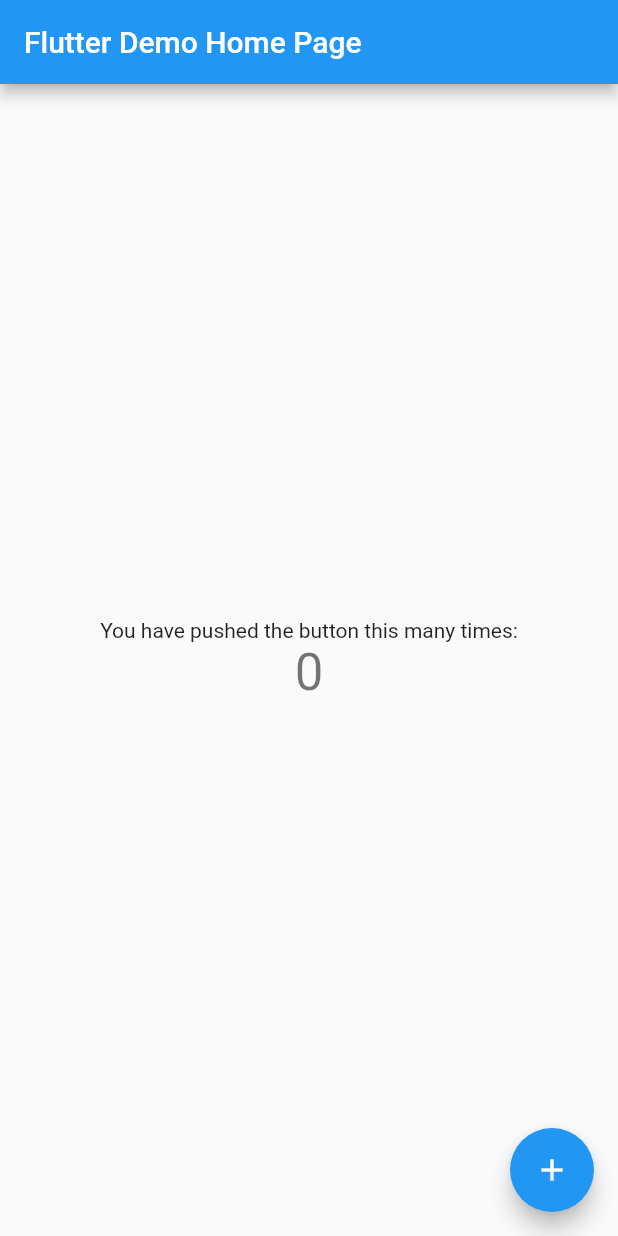
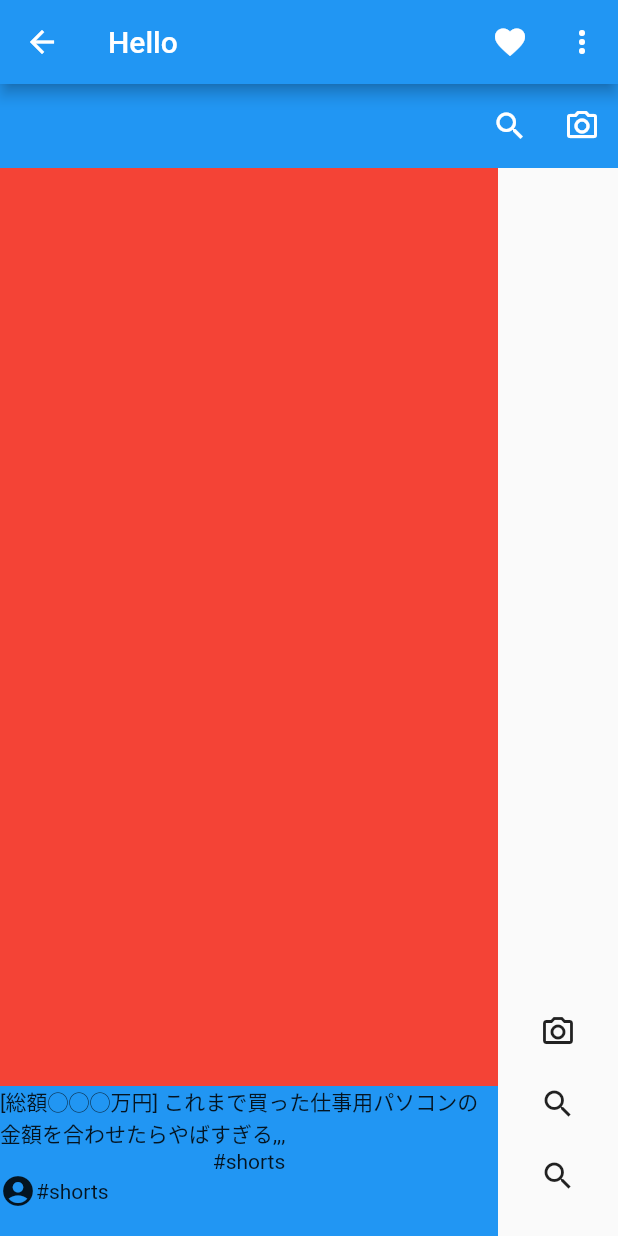
Before and after one commit to kurumi-ikeda/flutter_vantan_tame_a, a Flutter app: the screen it shows after launch, on a phone screen of 412 x 824 dp. Run offline on Flutter 3.47's test engine with Material 2 defaults, Android fonts, the phone set to English and light mode, and no system bars.

Commit message:
-shortpageを作った

```diff
--- a/lib/main.dart
+++ b/lib/main.dart
@@ -1,99 +1,35 @@
 import 'package:flutter/material.dart';
+import 'package:flutter_vantan_tame_a/short_page.dart';
 
-void main() {
-  runApp(const MyApp());
-}
+void main() => runApp(MyApp());
 
 class MyApp extends StatelessWidget {
-  const MyApp({Key? key}) : super(key: key);
-
-  // This widget is the root of your application.
   @override
   Widget build(BuildContext context) {
     return MaterialApp(
       title: 'Flutter Demo',
-      theme: ThemeData(
-
-        primarySwatch: Colors.blue,
+      theme: ThemeData(primarySwatch: Colors.blue),
+      debugShowCheckedModeBanner: false,
+      home: Scaffold(
+        appBar: AppBar(
+          // 左側のアイコン
+          leading: Icon(Icons.arrow_back),
+          // タイトルテキスト
+          title: Text('Hello'),
+          // 右側のアイコン一覧
+          actions: <Widget>[
+            IconButton(
+              onPressed: () {},
+              icon: Icon(Icons.favorite),
+            ),
+            IconButton(
+              onPressed: () {},
+              icon: Icon(Icons.more_vert),
+            ),
+          ],
+        ),
+        body: ShortPage(),
       ),
-      home: const MyHomePage(title: 'Flutter Demo Home Page'),
     );
   }
 }
-
-class MyHomePage extends StatefulWidget {
-  const MyHomePage({Key? key, required this.title}) : super(key: key);
-
-
-  final String title;
-
-  @override
-  State<MyHomePage> createState() => _MyHomePageState();
-}
-
-class _MyHomePageState extends State<MyHomePage> {
-  int _counter = 0;
-
-  void _incrementCounter() {
-    setState(() {
-      // This call to setState tells the Flutter framework that something has
-      // changed in this State, which causes it to rerun the build method below
-      // so that the display can reflect the updated values. If we changed
-      // _counter without calling setState(), then the build method would not be
-      // called again, and so nothing would appear to happen.
-      _counter++;
-    });
-  }
-
-  @override
-  Widget build(BuildContext context) {
-    // This method is rerun every time setState is called, for instance as done
-    // by the _incrementCounter method above.
-    //
-    // The Flutter framework has been optimized to make rerunning build methods
-    // fast, so that you can just rebuild anything that needs updating rather
-    // than having to individually change instances of widgets.
-    return Scaffold(
-      appBar: AppBar(
-        // Here we take the value from the MyHomePage object that was created by
-        // the App.build method, and use it to set our appbar title.
-        title: Text(widget.title),
-      ),
-      body: Center(
-        // Center is a layout widget. It takes a single child and positions it
-        // in the middle of the parent.
-        child: Column(
-          // Column is also a layout widget. It takes a list of children and
-          // arranges them vertically. By default, it sizes itself to fit its
-          // children horizontally, and tries to be as tall as its parent.
-          //
-          // Invoke "debug painting" (press "p" in the console, choose the
-          // "Toggle Debug Paint" action from the Flutter Inspector in Android
-          // Studio, or the "Toggle Debug Paint" command in Visual Studio Code)
-          // to see the wireframe for each widget.
-          //
-          // Column has various properties to control how it sizes itself and
-          // how it positions its children. Here we use mainAxisAlignment to
-          // center the children vertically; the main axis here is the vertical
-          // axis because Columns are vertical (the cross axis would be
-          // horizontal).
-          mainAxisAlignment: MainAxisAlignment.center,
-          children: <Widget>[
-            const Text(
-              'You have pushed the button this many times:',
-            ),
-            Text(
-              '$_counter',
-              style: Theme.of(context).textTheme.headline4,
-            ),
-          ],
-        ),
-      ),
-      floatingActionButton: FloatingActionButton(
-        onPressed: _incrementCounter,
-        tooltip: 'Increment',
-        child: const Icon(Icons.add),
-      ), // This trailing comma makes auto-formatting nicer for build methods.
-    );
-  }
-}
--- /dev/null
+++ b/lib/short_page.dart
@@ -0,0 +1,84 @@
+import 'package:flutter/cupertino.dart';
+import 'package:flutter/material.dart';
+
+class ShortPage extends StatefulWidget {
+  const ShortPage({Key? key}) : super(key: key);
+  @override
+  State<ShortPage> createState() => _ShortPageState();
+}
+class _ShortPageState extends State<ShortPage> {
+  @override
+  Widget build(BuildContext context) {
+      return Scaffold(
+      appBar: AppBar(
+        elevation: 0,
+        backgroundColor: Colors.blue,
+        // 右側のアイコン一覧
+        actions: <Widget>[
+          IconButton(
+            onPressed: () {},
+            icon: Icon(Icons.search),
+          ),
+          IconButton(
+            onPressed: () {},
+            icon: Icon(Icons.camera_alt_outlined),
+          ),
+        ],
+      ),
+      body: Row(
+        children: [
+          Expanded(
+            child: Column(
+              children: [
+                Expanded(
+                  child: Container(
+                    color: Colors.red,
+                    height: 100,
+                  ),
+                ),
+                Container(
+                  child: Column(
+                    children: [
+                      Text("[総額◯◯◯万円] これまで買った仕事用パソコンの金額を合わせたらやばすぎる,,,"),
+                      Text("#shorts"),
+                      Row(
+                        children: [
+                          Icon(Icons.account_circle),
+                          Text("#shorts"),
+                        ],
+                      )
+                    ],
+                  ),
+                  color: Colors.blue,
+                  height: 100,
+                  width: double.infinity,
+                ),
+              ],
+            ),
+          ),
+          Container(
+            padding: EdgeInsets.all(16),
+            child: Column(
+              mainAxisAlignment: MainAxisAlignment.end,
+              crossAxisAlignment: CrossAxisAlignment.end,
+              children: <Widget>[
+                IconButton(
+                  onPressed: () {},
+                  icon: Icon(Icons.camera_alt_outlined),
+                ),
+                IconButton(
+                  onPressed: () {},
+                  icon: Icon(Icons.search),
+                ),
+                IconButton(
+                  onPressed: () {},
+                  icon: Icon(Icons.search),
+                ),
+              ],
+            ),
+          ),
+        ],
+      ),
+    );
+  }
+}
```
Also changed, not shown: pubspec.lock, 3 other files.
